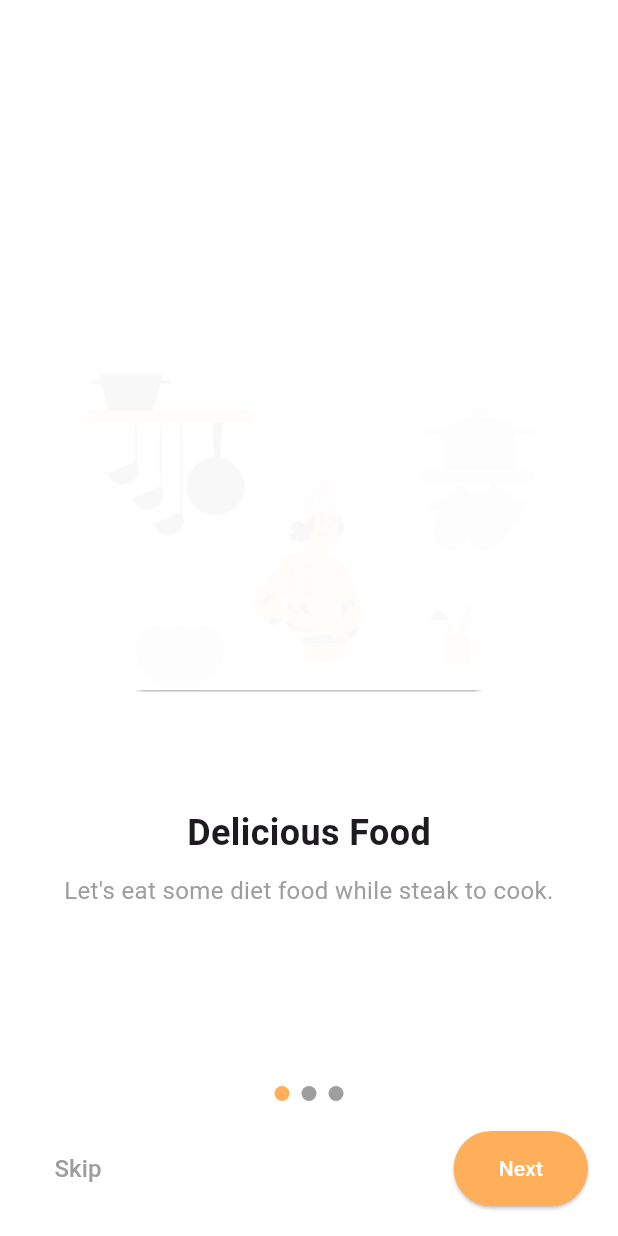
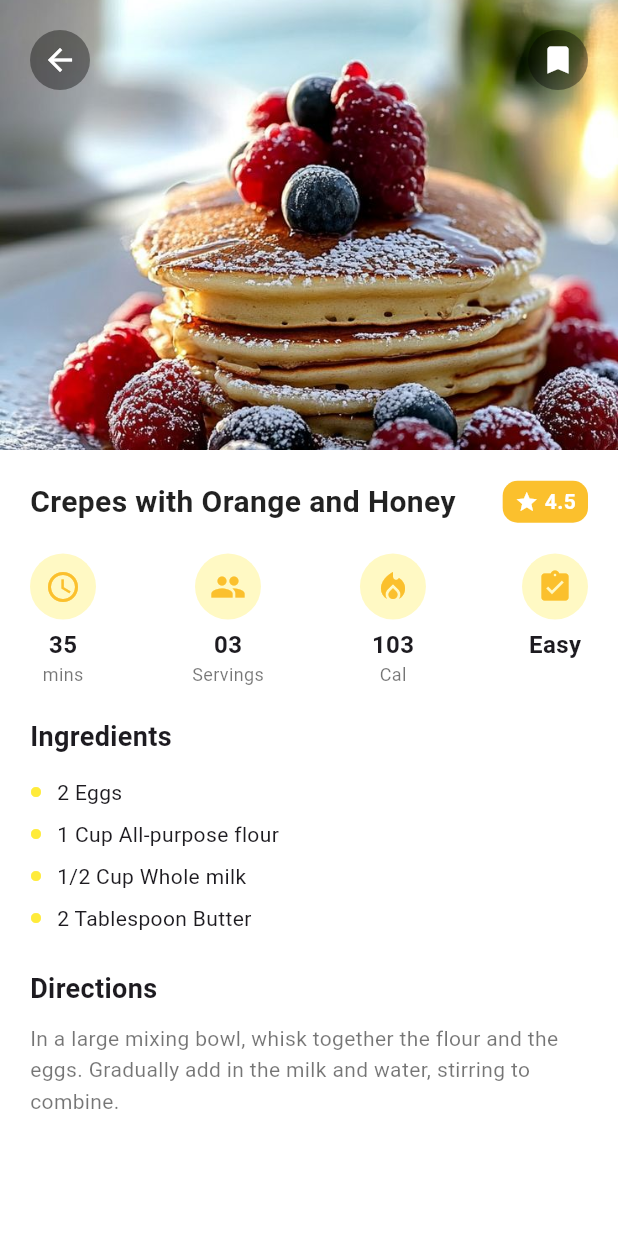
Before and after one commit to MaiWael25/Meal_App, a Flutter app: the screen it shows after launch, on a phone screen of 412 x 824 dp. Run offline on Flutter 3.47's test engine with Material 3 defaults, Android fonts, the phone set to English and light mode, and no system bars; drawn by our look-alikes of smooth_page_indicator.

Commit message:
Add details view

```diff
--- /dev/null
+++ b/lib/details_view.dart
@@ -0,0 +1,167 @@
+import 'package:flutter/material.dart';
+import 'package:meal_app/info_card.dart';
+import 'package:meal_app/ingredient_list.dart';
+
+class DetailsView extends StatelessWidget {
+  const DetailsView({super.key});
+
+  @override
+  Widget build(BuildContext context) {
+    return Scaffold(
+      backgroundColor: Colors.white,
+      body: SafeArea(
+        child: SingleChildScrollView(
+          child: Column(
+            children: [
+              Stack(
+                clipBehavior: Clip.none,
+                children: [
+                  Container(
+                    height: 300,
+                    decoration: const BoxDecoration(
+                      image: DecorationImage(
+                        image: AssetImage('assets/pancake2.png'),
+                        fit: BoxFit.cover,
+                      ),
+                    ),
+                  ),
+                  Positioned(
+                    top: 20,
+                    left: 20,
+                    child: CircleAvatar(
+                      backgroundColor: Colors.black38,
+                      child: IconButton(
+                        icon: const Icon(Icons.arrow_back, color: Colors.white),
+                        onPressed: () {},
+                      ),
+                    ),
+                  ),
+                  Positioned(
+                    top: 20,
+                    right: 20,
+                    child: CircleAvatar(
+                      backgroundColor: Colors.black38,
+                      child: IconButton(
+                        icon: const Icon(Icons.bookmark, color: Colors.white),
+                        onPressed: () {},
+                      ),
+                    ),
+                  ),
+                ],
+              ),
+
+              // Bottom Details Section
+              Container(
+                padding: const EdgeInsets.all(20),
+                decoration: const BoxDecoration(
+                  color: Colors.white,
+                  borderRadius: BorderRadius.only(
+                    topLeft: Radius.circular(30),
+                    topRight: Radius.circular(30),
+                  ),
+                ),
+                child: Column(
+                  crossAxisAlignment: CrossAxisAlignment.start,
+                  children: [
+                    Row(
+                      mainAxisAlignment: MainAxisAlignment.spaceBetween,
+                      children: [
+                        const Text(
+                          'Crepes with Orange and Honey',
+                          style: TextStyle(
+                            fontSize: 20,
+                            fontWeight: FontWeight.bold,
+                            color: Colors.black87,
+                          ),
+                        ),
+                        Container(
+                          padding: const EdgeInsets.symmetric(
+                              horizontal: 8, vertical: 4),
+                          decoration: BoxDecoration(
+                            color: Colors.yellow.shade700,
+                            borderRadius: BorderRadius.circular(10),
+                          ),
+                          child: const Row(
+                            children: [
+                              Icon(Icons.star, color: Colors.white, size: 16),
+                              SizedBox(width: 4),
+                              Text(
+                                '4.5',
+                                style: TextStyle(
+                                  color: Colors.white,
+                                  fontWeight: FontWeight.bold,
+                                ),
+                              ),
+                            ],
+                          ),
+                        ),
+                      ],
+                    ),
+                    const SizedBox(height: 20),
+
+                    // Info Cards
+                    const Row(
+                      mainAxisAlignment: MainAxisAlignment.spaceBetween,
+                      children: [
+                        InfoCard(
+                          title: '35',
+                          subtitle: 'mins',
+                          icon: Icons.access_time,
+                        ),
+                        InfoCard(
+                          title: '03',
+                          subtitle: 'Servings',
+                          icon: Icons.people,
+                        ),
+                        InfoCard(
+                          title: '103',
+                          subtitle: 'Cal',
+                          icon: Icons.local_fire_department,
+                        ),
+                        InfoCard(
+                          title: 'Easy',
+                          subtitle: '',
+                          icon: Icons.assignment_turned_in,
+                        ),
+                      ],
+                    ),
+                    const SizedBox(height: 20),
+
+                    const Text(
+                      'Ingredients',
+                      style: TextStyle(
+                        fontSize: 18,
+                        fontWeight: FontWeight.bold,
+                      ),
+                    ),
+                    const SizedBox(height: 10),
+                    const IngredientsList(),
+
+                    const SizedBox(height: 20),
+
+                    const Text(
+                      'Directions',
+                      style: TextStyle(
+                        fontSize: 18,
+                        fontWeight: FontWeight.bold,
+                      ),
+                    ),
+                    const SizedBox(height: 10),
+                    const Text(
+                      'In a large mixing bowl, whisk together the flour and the eggs. Gradually add in the milk and water, stirring to combine.',
+                      style: TextStyle(
+                        fontSize: 14,
+                        height: 1.5,
+                        color: Colors.black54,
+                      ),
+                    ),
+                  ],
+                ),
+              ),
+            ],
+          ),
+        ),
+      ),
+    );
+  }
+}
--- /dev/null
+++ b/lib/info_card.dart
@@ -0,0 +1,45 @@
+import 'package:flutter/material.dart';
+
+class InfoCard extends StatelessWidget {
+  final String title;
+  final String subtitle;
+  final IconData icon;
+
+  const InfoCard({
+    super.key,
+    required this.title,
+    required this.subtitle,
+    required this.icon,
+  });
+
+  @override
+  Widget build(BuildContext context) {
+    return Column(
+      children: [
+        Container(
+          padding: const EdgeInsets.all(10),
+          decoration: BoxDecoration(
+            color: Colors.yellow.shade100,
+            shape: BoxShape.circle,
+          ),
+          child: Icon(icon, color: Colors.yellow.shade700),
+        ),
+        const SizedBox(height: 5),
+        Text(
+          title,
+          style: const TextStyle(
+            fontWeight: FontWeight.bold,
+            fontSize: 16,
+          ),
+        ),
+        Text(
+          subtitle,
+          style: const TextStyle(
+            fontSize: 12,
+            color: Colors.black54,
+          ),
+        ),
+      ],
+    );
+  }
+}
--- /dev/null
+++ b/lib/ingredient_item.dart
@@ -0,0 +1,24 @@
+import 'package:flutter/material.dart';
+
+class IngredientItem extends StatelessWidget {
+  final String text;
+
+  const IngredientItem({super.key, required this.text});
+
+  @override
+  Widget build(BuildContext context) {
+    return Padding(
+      padding: const EdgeInsets.symmetric(vertical: 4),
+      child: Row(
+        children: [
+          const Icon(Icons.circle, size: 8, color: Colors.yellow),
+          const SizedBox(width: 10),
+          Text(
+            text,
+            style: const TextStyle(fontSize: 14),
+          ),
+        ],
+      ),
+    );
+  }
+}
--- /dev/null
+++ b/lib/ingredient_list.dart
@@ -0,0 +1,19 @@
+import 'package:flutter/material.dart';
+import 'package:meal_app/ingredient_item.dart';
+
+class IngredientsList extends StatelessWidget {
+  const IngredientsList({super.key});
+
+  @override
+  Widget build(BuildContext context) {
+    return const Column(
+      crossAxisAlignment: CrossAxisAlignment.start,
+      children: [
+        IngredientItem(text: '2 Eggs'),
+        IngredientItem(text: '1 Cup All-purpose flour'),
+        IngredientItem(text: '1/2 Cup Whole milk'),
+        IngredientItem(text: '2 Tablespoon Butter'),
+      ],
+    );
+  }
+}
--- a/lib/main.dart
+++ b/lib/main.dart
@@ -1,4 +1,5 @@
 import 'package:flutter/material.dart';
+import 'package:meal_app/details_view.dart';
 
 import 'package:meal_app/splash_screen.dart';
 
@@ -14,7 +15,7 @@ class MealApp extends StatelessWidget {
     return const MaterialApp(
       debugShowCheckedModeBanner: false,
       title: 'Meal App',
-      home: SplashScreen(),
+      home: DetailsView(),
     );
   }
 }
```
Also changed, not shown: assets/pancake.png (added), assets/pancake2.png (added).
